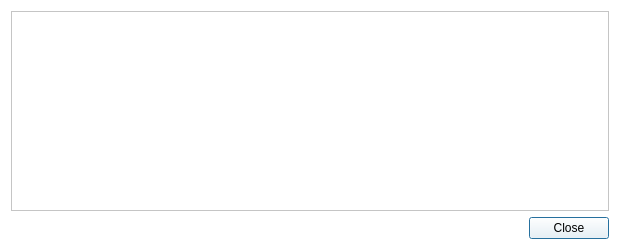
Above: src/qt/forms/transactiondescdialog.ui from ulandort/WOKEcash before the change. Below: the same form after it.
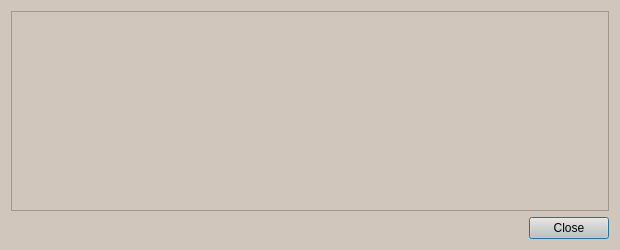
That is the form after the change.

```diff
--- a/src/qt/forms/transactiondescdialog.ui
+++ b/src/qt/forms/transactiondescdialog.ui
@@ -14,7 +14,7 @@
    <string>Transaction details</string>
   </property>
   <property name="styleSheet">
-   <string notr="true">background: white;color: rgb(0, 0, 0);</string>
+   <string notr="true">background: rgb(209, 198, 188);color: rgb(0, 0, 0);</string>
   </property>
   <layout class="QVBoxLayout" name="verticalLayout">
    <item>
```
